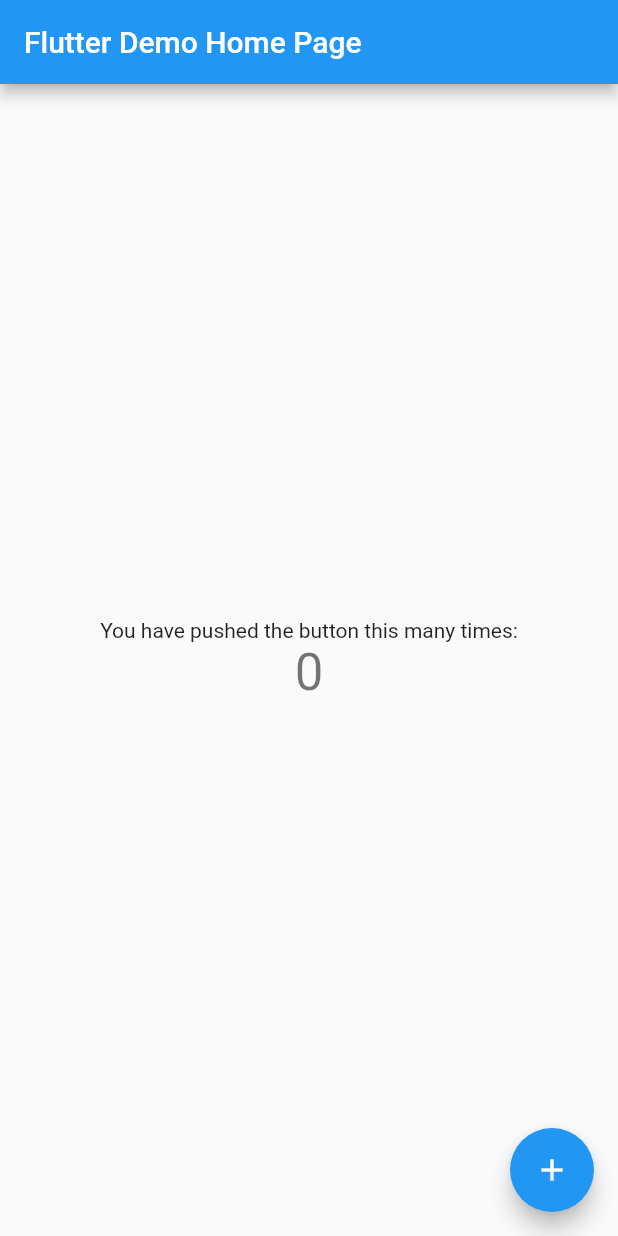
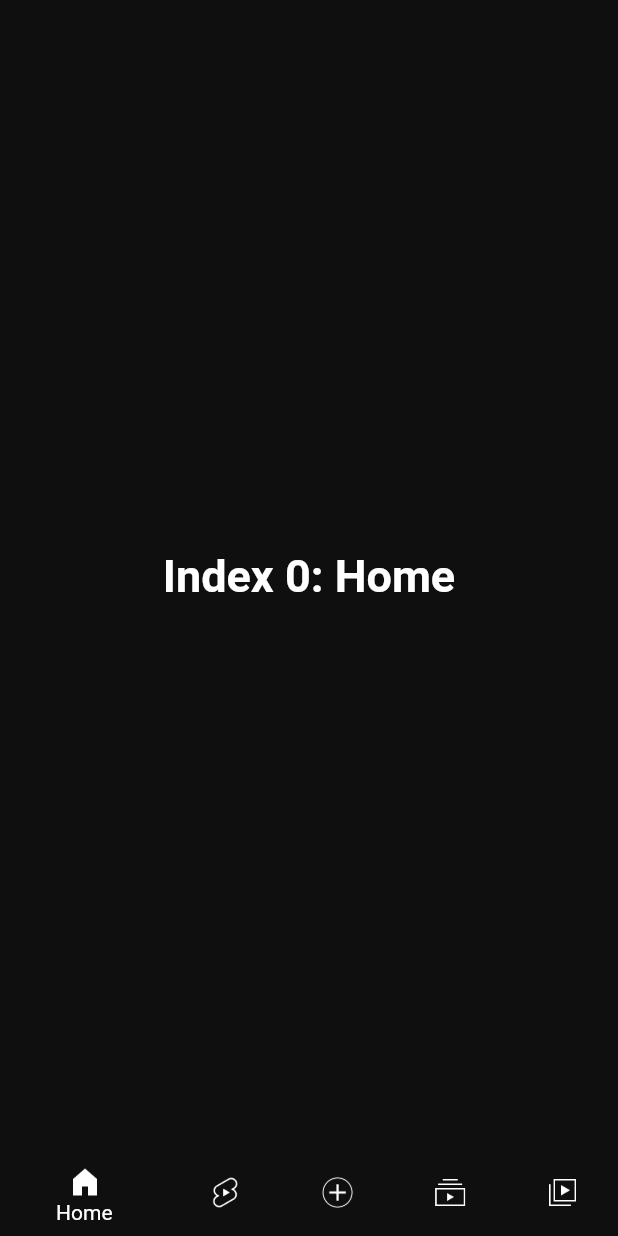
Before and after one commit to yuciferr/youtube_clone, a Flutter app: the screen it shows after launch, on a phone screen of 412 x 824 dp. Run offline on Flutter 3.47's test engine with Material 2 defaults, Android fonts, the phone set to English and light mode, and no system bars.

Commit message:
bottom navigation bar has impelemented with animations

```diff
--- /dev/null
+++ b/lib/constants/image_strings.dart
@@ -0,0 +1,23 @@
+class MyImageStrings {
+  // navbar active icons
+  static const String homeActiveButtonImage =
+      'assets/icons/navbar_icons/active/home_active.png';
+  static const String shortsActiveButtonImage =
+      'assets/icons/navbar_icons/active/shorts_active.png';
+  static const String subscriptionsActiveButtonImage =
+      'assets/icons/navbar_icons/active/subscriptions_active.png';
+  static const String libraryActiveButtonImage =
+      'assets/icons/navbar_icons/active/library_active.png';
+
+  // navbar inactive icons
+  static const String homeInactiveButtonImage =
+      'assets/icons/navbar_icons/inactive/home_inactive.png';
+  static const String shortsInactiveButtonImage =
+      'assets/icons/navbar_icons/inactive/shorts_inactive.png';
+  static const String addInactiveButtonImage =
+      'assets/icons/navbar_icons/inactive/add_inactive.png';
+  static const String subscriptionInactiveButtonImage =
+      'assets/icons/navbar_icons/inactive/subscriptions_inactive.png';
+  static const String libraryInactiveButtonImage =
+      'assets/icons/navbar_icons/inactive/library_inactive.png';
+}
--- a/lib/main.dart
+++ b/lib/main.dart
@@ -1,8 +1,30 @@
 import 'package:flutter/material.dart';
+import 'package:youtube_clone/constants/colors.dart';
+import 'package:youtube_clone/screens/home_screen/main_with_bottom_navbar.dart';
 
 void main() {
   runApp(const MyApp());
 }
+
+// class MainBottom extends StatelessWidget {
+//   const MainBottom({super.key});
+//
+//   @override
+//   Widget build(BuildContext context) {
+//     return const MaterialApp(
+//       debugShowCheckedModeBanner: false,
+//       home: Scaffold(
+//         backgroundColor: MyColors.blackMain,
+//         body: SafeArea(
+//           child: Padding(
+//             padding: EdgeInsets.symmetric(vertical: 10.0),
+//             child: BottomNav(),
+//           ),
+//         ),
+//       ),
+//     );
+//   }
+// }
 
 class MyApp extends StatelessWidget {
   const MyApp({super.key});
@@ -11,6 +33,7 @@ class MyApp extends StatelessWidget {
   @override
   Widget build(BuildContext context) {
     return MaterialApp(
+      debugShowCheckedModeBanner: false,
       title: 'Flutter Demo',
       theme: ThemeData(
         // This is the theme of your application.
@@ -23,93 +46,71 @@ class MyApp extends StatelessWidget {
         // Notice that the counter didn't reset back to zero; the application
         // is not restarted.
         primarySwatch: Colors.blue,
+        backgroundColor: MyColors.blackMain,
+        scaffoldBackgroundColor: MyColors.blackMain,
+        appBarTheme: const AppBarTheme(
+          backgroundColor: MyColors.blackMain,
+          elevation: 0,
+          titleTextStyle: TextStyle(
+            color: MyColors.white,
+            fontSize: 20,
+            fontWeight: FontWeight.w500,
+          ),
+        ),
+        textTheme: const TextTheme(
+          headline1: TextStyle(
+            color: MyColors.white,
+            fontSize: 20,
+            fontWeight: FontWeight.w500,
+          ),
+          headline2: TextStyle(
+            color: MyColors.white,
+            fontSize: 18,
+            fontWeight: FontWeight.w500,
+          ),
+          headline3: TextStyle(
+            color: MyColors.white,
+            fontSize: 16,
+            fontWeight: FontWeight.w500,
+          ),
+          headline4: TextStyle(
+            color: MyColors.white,
+            fontSize: 14,
+            fontWeight: FontWeight.w500,
+          ),
+          headline5: TextStyle(
+            color: MyColors.white,
+            fontSize: 12,
+            fontWeight: FontWeight.w500,
+          ),
+          headline6: TextStyle(
+            color: MyColors.white,
+            fontSize: 10,
+            fontWeight: FontWeight.w500,
+          ),
+          bodyText1: TextStyle(
+            color: MyColors.white,
+            fontSize: 14,
+            fontWeight: FontWeight.w400,
+          ),
+          bodyText2: TextStyle(
+            color: MyColors.white,
+            fontSize: 12,
+            fontWeight: FontWeight.w400,
+          ),
+        ),
+        accentColor: MyColors.blueTextButton,
+        buttonTheme: const ButtonThemeData(
+          buttonColor: MyColors.redButton,
+          textTheme: ButtonTextTheme.primary,
+          shape: RoundedRectangleBorder(
+            borderRadius: BorderRadius.all(
+              Radius.circular(4),
+            ),
+          ),
+        ),
       ),
-      home: const MyHomePage(title: 'Flutter Demo Home Page'),
+      home: const BottomNav(),
     );
   }
 }
-
-class MyHomePage extends StatefulWidget {
-  const MyHomePage({super.key, required this.title});
-
-  // This widget is the home page of your application. It is stateful, meaning
-  // that it has a State object (defined below) that contains fields that affect
-  // how it looks.
-
-  // This class is the configuration for the state. It holds the values (in this
-  // case the title) provided by the parent (in this case the App widget) and
-  // used by the build method of the State. Fields in a Widget subclass are
-  // always marked "final".
-
-  final String title;
-
-  @override
-  State<MyHomePage> createState() => _MyHomePageState();
-}
-
-class _MyHomePageState extends State<MyHomePage> {
-  int _counter = 0;
-
-  void _incrementCounter() {
-    setState(() {
-      // This call to setState tells the Flutter framework that something has
-      // changed in this State, which causes it to rerun the build method below
-      // so that the display can reflect the updated values. If we changed
-      // _counter without calling setState(), then the build method would not be
-      // called again, and so nothing would appear to happen.
-      _counter++;
-    });
-  }
-
-  @override
-  Widget build(BuildContext context) {
-    // This method is rerun every time setState is called, for instance as done
-    // by the _incrementCounter method above.
-    //
-    // The Flutter framework has been optimized to make rerunning build methods
-    // fast, so that you can just rebuild anything that needs updating rather
-    // than having to individually change instances of widgets.
-    return Scaffold(
-      appBar: AppBar(
-        // Here we take the value from the MyHomePage object that was created by
-        // the App.build method, and use it to set our appbar title.
-        title: Text(widget.title),
-      ),
-      body: Center(
-        // Center is a layout widget. It takes a single child and positions it
-        // in the middle of the parent.
-        child: Column(
-          // Column is also a layout widget. It takes a list of children and
-          // arranges them vertically. By default, it sizes itself to fit its
-          // children horizontally, and tries to be as tall as its parent.
-          //
-          // Invoke "debug painting" (press "p" in the console, choose the
-          // "Toggle Debug Paint" action from the Flutter Inspector in Android
-          // Studio, or the "Toggle Debug Paint" command in Visual Studio Code)
-          // to see the wireframe for each widget.
-          //
-          // Column has various properties to control how it sizes itself and
-          // how it positions its children. Here we use mainAxisAlignment to
-          // center the children vertically; the main axis here is the vertical
-          // axis because Columns are vertical (the cross axis would be
-          // horizontal).
-          mainAxisAlignment: MainAxisAlignment.center,
-          children: <Widget>[
-            const Text(
-              'You have pushed the button this many times:',
-            ),
-            Text(
-              '$_counter',
-              style: Theme.of(context).textTheme.headline4,
-            ),
-          ],
-        ),
-      ),
-      floatingActionButton: FloatingActionButton(
-        onPressed: _incrementCounter,
-        tooltip: 'Increment',
-        child: const Icon(Icons.add),
-      ), // This trailing comma makes auto-formatting nicer for build methods.
-    );
-  }
-}
--- /dev/null
+++ b/lib/screens/home_screen/main_with_bottom_navbar.dart
@@ -0,0 +1,120 @@
+import 'package:flutter/material.dart';
+import 'package:youtube_clone/constants/colors.dart';
+import 'package:youtube_clone/constants/image_strings.dart';
+
+class BottomNav extends StatefulWidget {
+  const BottomNav({super.key});
+
+  @override
+  State<BottomNav> createState() => _BottomNavState();
+}
+
+class _BottomNavState extends State<BottomNav> {
+  int _selectedIndex = 0;
+  static const TextStyle optionStyle =
+      TextStyle(fontSize: 30, fontWeight: FontWeight.bold);
+  static const List<Widget> _widgetOptions = <Widget>[
+    Text(
+      'Index 0: Home',
+      style: optionStyle,
+    ),
+    Text(
+      'Index 1: Shorts',
+      style: optionStyle,
+    ),
+    Text(
+      'Index 2: Add',
+      style: optionStyle,
+    ),
+    Text(
+      'Index 3: Subscriptions',
+      style: optionStyle,
+    ),
+    Text(
+      'Index 4: Library',
+      style: optionStyle,
+    ),
+  ];
+
+  void _onItemTapped(int index) {
+    setState(() {
+      _selectedIndex = index;
+    });
+  }
+
+  @override
+  Widget build(BuildContext context) {
+    return Scaffold(
+      body: Center(
+        child: _widgetOptions.elementAt(_selectedIndex),
+      ),
+      bottomNavigationBar: BottomNavigationBar(
+        items: const <BottomNavigationBarItem>[
+          BottomNavigationBarItem(
+            icon: ImageIcon(
+              AssetImage(MyImageStrings.homeInactiveButtonImage),
+              color: Colors.white,
+            ),
+            backgroundColor: MyColors.blackMain,
+            activeIcon: ImageIcon(
+              AssetImage(MyImageStrings.homeActiveButtonImage),
+              color: Colors.white,
+            ),
+            label: 'Home',
+          ),
+          BottomNavigationBarItem(
+            icon: ImageIcon(
+              AssetImage(MyImageStrings.shortsInactiveButtonImage),
+              color: Colors.white,
+            ),
+            activeIcon: ImageIcon(
+              AssetImage(MyImageStrings.shortsActiveButtonImage),
+              color: Colors.white,
+            ),
+            backgroundColor: MyColors.blackMain,
+            label: 'Shorts',
+          ),
+          BottomNavigationBarItem(
+            icon: ImageIcon(
+              AssetImage(MyImageStrings.addInactiveButtonImage),
+              color: Colors.white,
+            ),
+            activeIcon: ImageIcon(
+              AssetImage(MyImageStrings.addInactiveButtonImage),
+              color: Colors.red,
+            ),
+            backgroundColor: MyColors.blackMain,
+            label: 'Add',
+          ),
+          BottomNavigationBarItem(
+            icon: ImageIcon(
+              AssetImage(MyImageStrings.subscriptionInactiveButtonImage),
+              color: Colors.white,
+            ),
+            activeIcon: ImageIcon(
+              AssetImage(MyImageStrings.subscriptionsActiveButtonImage),
+              color: Colors.white,
+            ),
+            backgroundColor: MyColors.blackMain,
+            label: 'Subscriptions',
+          ),
+          BottomNavigationBarItem(
+            icon: ImageIcon(
+              AssetImage(MyImageStrings.libraryInactiveButtonImage),
+              color: Colors.white,
+            ),
+            activeIcon: ImageIcon(
+              AssetImage(MyImageStrings.libraryActiveButtonImage),
+              color: Colors.white,
+            ),
+            backgroundColor: MyColors.blackMain,
+            label: 'Library',
+          ),
+        ],
+        currentIndex: _selectedIndex,
+        selectedItemColor: Colors.white,
+        onTap: _onItemTapped,
+      ),
+    );
+  }
+}
--- a/lib/screens/main_with_bottom_navbar.dart
+++ /dev/null
@@ -1 +0,0 @@
-import 'package:flutter/material.dart';
```
Also changed, not shown: pubspec.yaml (+7 -2 lines), assets/icons/navbar_icons/active/home_active.png (added), assets/icons/navbar_icons/active/library_active.png (added), assets/icons/navbar_icons/active/shorts_active.png (added), assets/icons/navbar_icons/active/subscriptions_active.png (added), assets/icons/navbar_icons/inactive/add_inactive.png (added), assets/icons/navbar_icons/inactive/home_inactive.png (added), assets/icons/navbar_icons/inactive/library_inactive.png (added), assets/icons/navbar_icons/inactive/shorts_inactive.png (added), assets/icons/navbar_icons/inactive/subscriptions_inactive.png (added), lib/screens/home_screen/home_screen.dart (added).
